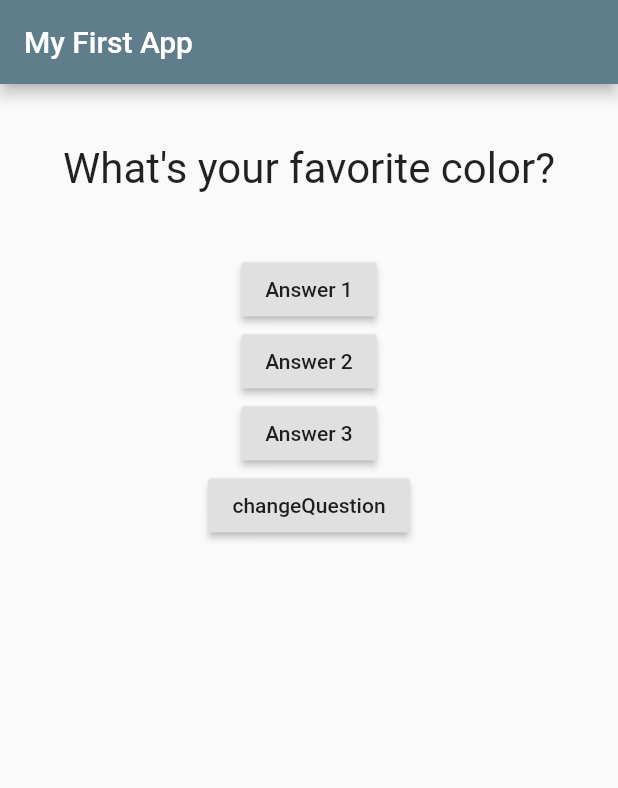
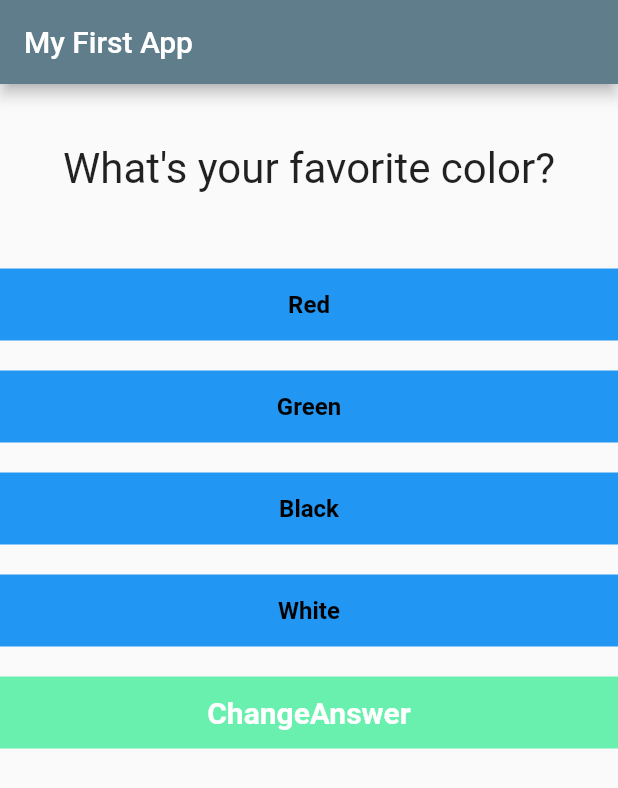
Before and after one commit to dsxksss/learn_flutter, a Flutter app: the screen it shows after launch, on a phone screen of 412 x 824 dp. Shown: the top 788 px of the screen. Run offline on Flutter 3.47's test engine with Material 2 defaults, Android fonts, the phone set to English and light mode, and no system bars.

Commit message:
add:封装答案按钮组件，change:优化按钮列表显示

```diff
--- /dev/null
+++ b/lib/answer.dart
@@ -0,0 +1,68 @@
+// ignore_for_file: deprecated_member_use
+//一个单独的Button组件
+import 'package:flutter/material.dart';
+
+class Answer extends StatelessWidget {
+  final VoidCallback selectHandler;
+  final String text;
+  final Color color;
+  final Color textcolor;
+  final double textsize;
+  const Answer(
+      {Key? key,
+      required this.selectHandler,
+      this.text = "BUTTON",
+      this.color = Colors.blue,
+      this.textcolor = Colors.black,
+      this.textsize = 16})
+      : super(key: key);
+  @override
+  Widget build(BuildContext context) {
+    return Container(
+      //fromLTRB 设置左、上、右、下的外边距
+      //这里是设置了上下外边距为10个像素点
+      margin: const EdgeInsets.fromLTRB(0, 10, 0, 10),
+      width: double.infinity,
+      color: color,
+      child: FlatButton(
+        child: Text(
+          text,
+          style: TextStyle(
+              fontWeight: FontWeight.bold,
+              color: textcolor,
+              fontSize: textsize),
+        ),
+        onPressed: selectHandler,
+      ),
+    );
+  }
+}
+
+/*扩展
+RaisedButton(
+              //RaisedButton是一种弃用的方法，后续会使用更好的按钮创建方法
+              //child 一般用来增加显示内容
+              child: const Text("Answer 1"),
+              //onPressed 按下按钮后要进行的操作
+              //这里需要一个启动函数或者匿名函数(匿名函数一般用来运行带参数的函数使用)
+              onPressed: answerQuestion,
+            ),
+            RaisedButton(
+              child: const Text("Answer 2"),
+              //可以使用JavaScript的箭头运算符
+              //下面的ignore: avoid_print表示过滤编译器的一些检查警告
+              // ignore: avoid_print
+              onPressed: () => print("Answer 2"),
+            ),
+            RaisedButton(
+              child: const Text("Answer 3"),
+              onPressed: () {
+                //ignore: avoid_print
+                print("Answer 3");
+              }, //这是第三种匿名函数的使用方法
+            ),
+            RaisedButton(
+              child: const Text("changeQuestion"),
+              onPressed: changeQuestion,
+            )
+*/
--- a/lib/start_widget.dart
+++ b/lib/start_widget.dart
@@ -3,6 +3,7 @@
 // ignore_for_file: deprecated_member_use
 
 import 'package:flutter/material.dart';
+import 'package:fluttercn_new/answer.dart';
 import './question.dart';
 
 //这里这个组件是用来表示有状态的内容
@@ -33,14 +34,23 @@ class _MyAppState extends State<MyApp> {
 
   //数组，或者列表
   var questions = [
-    "What's your favorite color?",
-    "What's your favorite animal?",
-    "What's your favorite foot?",
+    {
+      "questionText": "What's your favorite color?",
+      "answers": ["Red", "Green", "Black", "White"],
+    },
+    {
+      "questionText": "What's your favorite animal?",
+      "answers": ["Rabbit", "Snake", "Elphant", "Lion"],
+    },
+    {
+      "questionText": "What's your favorite food?",
+      "answers": ["noodle", "FriedChicken", "Dumplings", "Chocolates"],
+    },
   ];
 //自己随便写了点改变组件状态内容的功能
 //按下changeQuestion按钮之后修改的文字的功能
   void changeQuestion() {
-    if (_questionIndex <= 1) {
+    if (_questionIndex <= questions.length - 2) {
       //类似class类方法写的react内容
       //如果只修改值内容的话，是不能实时改变页面的
       //必须利用setState函数来修改内容
@@ -52,6 +62,10 @@ class _MyAppState extends State<MyApp> {
         _questionIndex = 0;
       });
     }
+  }
+
+  void choiceQuestion() {
+    //TODO:选择答案的功能，按下按钮后会记录已经按下的答案，并且进入到下一个问题
   }
 
   @override
@@ -69,34 +83,29 @@ class _MyAppState extends State<MyApp> {
           //body里放置的是这个页面里的主体内容
           body: Column(children: [
             //这里的 Question是另一个文件question.dart的自定义组件
-            Question(questions[_questionIndex]),
+            Question(questions[_questionIndex]["questionText"].toString()),
+            //这里利用了列表自动生成了四个答案button,类似reactMap方法
+            //...号是展开运算符，类似于JavaScript里的...展开语法,
+            //因为map返回的不是一个Widget类型,所以要展开再返回展开后获得的单个的值
+            //as List<String>是表示自己是一个包含了String类型的list，这么做的意义是让map明白
+            //因为这里面的map不确定你给它的列表是什么类型的列表，所以要主动告诉它类型
+            ...(questions[_questionIndex]["answers"] as List<String>)
+                //这里的question是这个列表里的每个值
+                .map((question) => Answer(
+                      //然后返回一个自定的Answer组件
+                      // ignore: avoid_print
+                      selectHandler: () => print("push Answer $question"),
+                      text: question,
+                    ))
+                .toList(),
             //按钮
-            RaisedButton(
-              //RaisedButton是一种弃用的方法，后续会使用更好的按钮创建方法
-              //child 一般用来增加显示内容
-              child: const Text("Answer 1"),
-              //onPressed 按下按钮后要进行的操作
-              //这里需要一个启动函数或者匿名函数(匿名函数一般用来运行带参数的函数使用)
-              onPressed: answerQuestion,
+            Answer(
+              selectHandler: changeQuestion,
+              color: Colors.greenAccent,
+              textcolor: Colors.white,
+              textsize: 20,
+              text: "ChangeAnswer",
             ),
-            RaisedButton(
-              child: const Text("Answer 2"),
-              //可以使用JavaScript的箭头运算符
-              //下面的ignore: avoid_print表示过滤编译器的一些检查警告
-              // ignore: avoid_print
-              onPressed: () => print("Answer 2"),
-            ),
-            RaisedButton(
-              child: const Text("Answer 3"),
-              onPressed: () {
-                //ignore: avoid_print
-                print("Answer 3");
-              }, //这是第三种匿名函数的使用方法
-            ),
-            RaisedButton(
-              child: const Text("changeQuestion"),
-              onPressed: changeQuestion,
-            )
           ]),
         ),
       );
```
